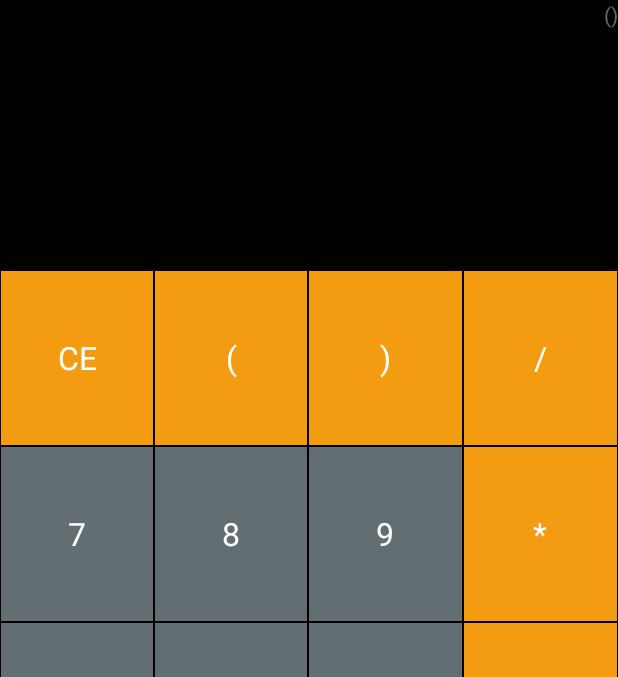
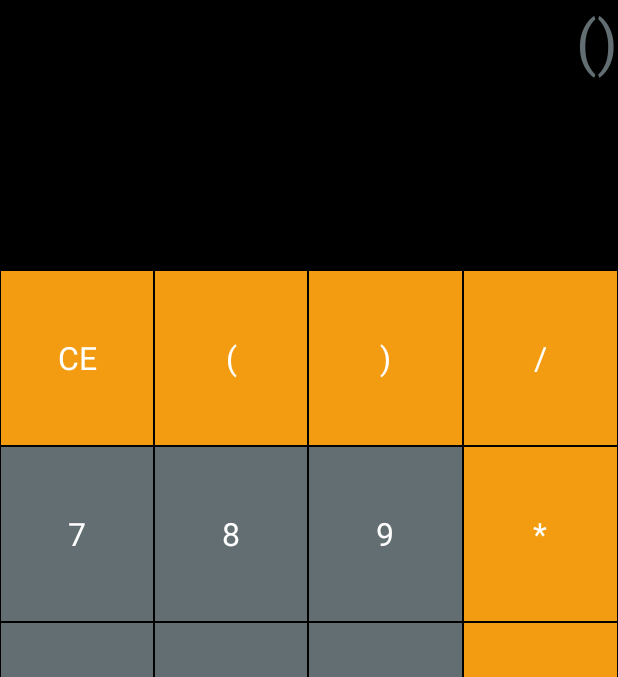
Before and after one commit to JeewanthaLahiru/android-studio-practices, an Android app: the screen it shows after launch (MainActivity), after a tap on an icon or button, on a phone screen of 412 x 824 dp, the part 84-761 px from its top. Run offline under Robolectric (Android 15) with nearby library versions, the phone set to English and light mode, and no system bars; 2 other taps on this screen came first.

Commit message:
changed text size of display

```diff
--- a/Calculator/app/src/main/res/layout/activity_main.xml
+++ b/Calculator/app/src/main/res/layout/activity_main.xml
@@ -11,6 +11,7 @@
         android:id="@+id/tvExpression"
         android:layout_width="match_parent"
         android:layout_height="80dp"
+        android:textSize="40sp"
         android:textColor="@color/numberButton"
         android:gravity="end"
         android:maxLines="1"/>
@@ -18,6 +19,7 @@
         android:id="@+id/tvResult"
         android:layout_width="match_parent"
         android:layout_height="100dp"
+        android:textSize="30sp"
         android:textColor="@color/numberButton"
         android:gravity="end"
         android:maxLines="1"/>
```
